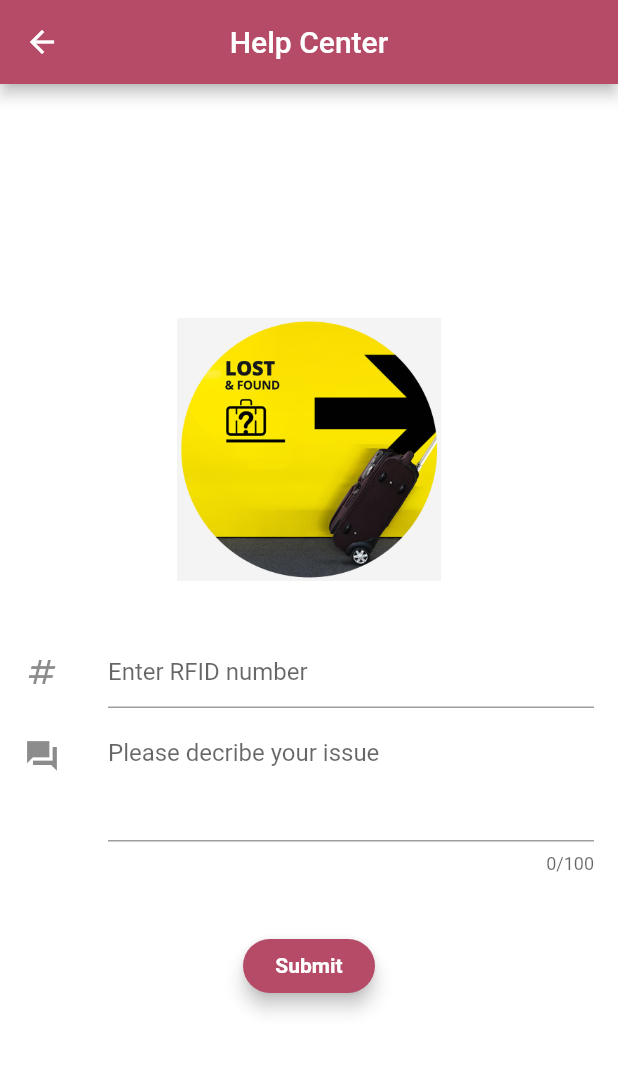
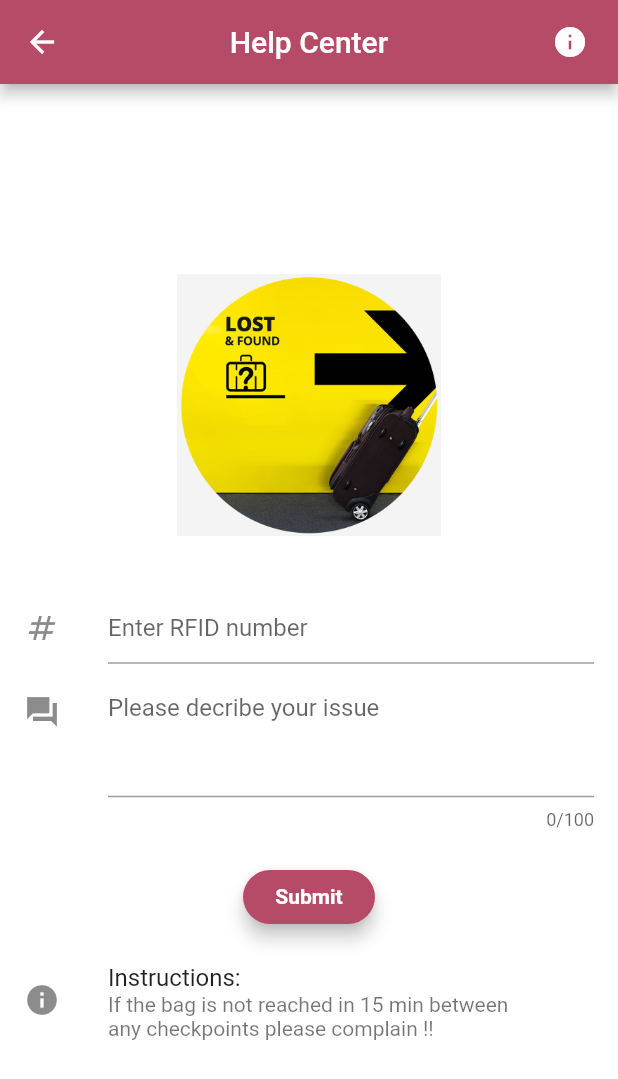
Before and after one commit to Nimish2000/smartbag, a Flutter app: the HelpScreen screen opened directly, on a phone screen of 412 x 824 dp. Shown: the top 1079 px of the screen. Run offline on Flutter 3.47's test engine with Material 2 defaults, Android fonts, the light colour scheme and no system bars; our stand-ins replace cloud_firestore, firebase_auth, firebase_core; accounts and stored records are empty.

Commit message:
Added timestamp

```diff
--- a/lib/screens/help_screen.dart
+++ b/lib/screens/help_screen.dart
@@ -39,11 +39,21 @@ class _HelpScreenState extends State<HelpScreen> {
   @override
   Widget build(BuildContext context) {
     return Scaffold(
-      backgroundColor: Colors.white,
+      backgroundColor: Color.fromARGB(245, 255, 255, 255),
       appBar: AppBar(
         backgroundColor: Color.fromARGB(255, 181, 75, 103),
         title: Text("Help Center"),
         centerTitle: true,
+        actions: [
+          Padding(
+            padding: const EdgeInsets.only(right: 20.0),
+            child: Tooltip(
+              child: Icon(Icons.info),
+              message:
+                  "If a bag is not reached in 15 min from origin time please complain",
+            ),
+          ),
+        ],
       ),
       body: SafeArea(
         child: Column(
@@ -54,7 +64,7 @@ class _HelpScreenState extends State<HelpScreen> {
                 tag: 'logo',
                 child: Container(
                   height: 175.0,
-                  child: Image.asset('assets/images/helpLogo.jpeg'),
+                  child: Image.asset('assets/images/help_logo.jpeg'),
                 ),
               ),
             ),
@@ -89,7 +99,7 @@ class _HelpScreenState extends State<HelpScreen> {
               ),
             ),
             SizedBox(
-              height: MediaQuery.of(context).size.height * 0.04,
+              height: MediaQuery.of(context).size.height * 0.02,
             ),
             RaisedButton(
               elevation: 5.0,
@@ -145,6 +155,16 @@ class _HelpScreenState extends State<HelpScreen> {
                       ),
                     ),
             ),
+            SizedBox(
+              height: MediaQuery.of(context).size.height * 0.02,
+            ),
+            ListTile(
+              leading: Icon(Icons.info),
+              title: Text("Instructions:"),
+              trailing: Text(""),
+              subtitle: Text(
+                  "If the bag is not reached in 15 min between any checkpoints please complain !!"),
+            ),
           ],
         ),
       ),
```
Also changed, not shown: assets/images/help_logo.jpeg (renamed from assets/images/helpLogo.jpeg).
